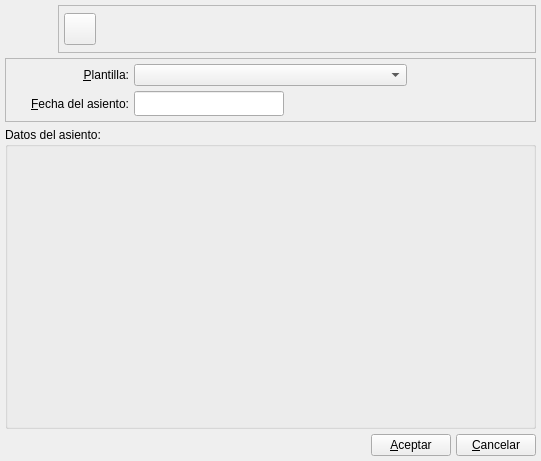
Old version of the form bulmages/bulmacont/plugins/pluginbc_asiento/bcasientointeligentebase.ui in the repository eboladev/Bulmages-1.
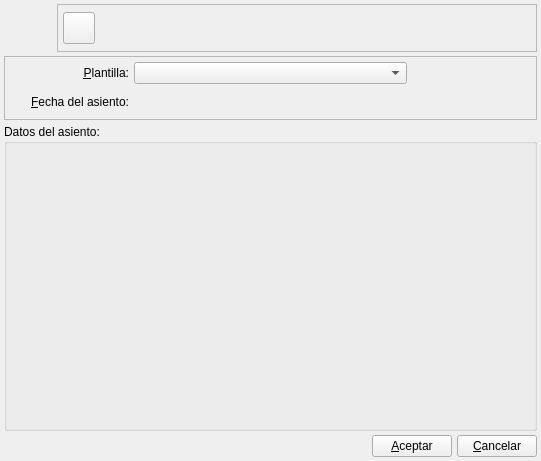
New version of the form. Icons and pictures are not drawn. Custom widgets are drawn as their Qt base class.

What changed in the file:
```diff
--- a/bulmages/bulmacont/plugins/pluginbc_asiento/bcasientointeligentebase.ui
+++ b/bulmages/bulmacont/plugins/pluginbc_asiento/bcasientointeligentebase.ui
@@ -19,10 +19,10 @@
   </property>
   <layout class="QVBoxLayout">
    <property name="spacing">
-    <number>5</number>
+    <number>4</number>
    </property>
    <property name="margin">
-    <number>5</number>
+    <number>4</number>
    </property>
    <item>
     <layout class="QHBoxLayout">
@@ -102,8 +102,8 @@
           </property>
           <property name="iconSize">
            <size>
-            <width>32</width>
-            <height>32</height>
+            <width>22</width>
+            <height>22</height>
            </size>
           </property>
           <property name="shortcut">
@@ -282,7 +282,7 @@
  <customwidgets>
   <customwidget>
    <class>BlDateSearch</class>
-   <extends>QLineEdit</extends>
+   <extends>QWidget</extends>
    <header>bldatesearch.h</header>
   </customwidget>
  </customwidgets>
```
Left out of the diff: 2 changed lines with no effect on the pictures.
